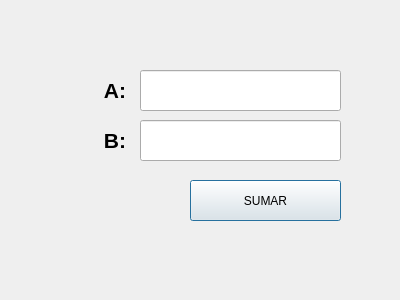
Above: unidad 4/P4_TranspasoInfoVentanas/Ejemplo 2/Second_RecepcionInfo.ui from ManuelAlvi25/PIP_2025_1_Eq2 before the change. Below: the same form after it.
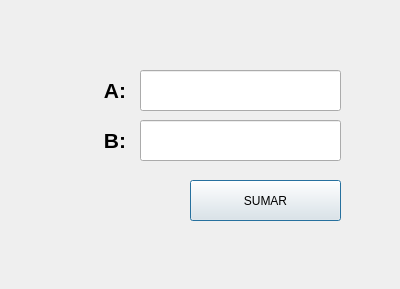
That is the form after the change. Icons and pictures are not drawn.

```diff
--- a/unidad 4/P4_TranspasoInfoVentanas/Ejemplo 2/Second_RecepcionInfo.ui
+++ b/unidad 4/P4_TranspasoInfoVentanas/Ejemplo 2/Second_RecepcionInfo.ui
@@ -7,7 +7,7 @@
     <x>0</x>
     <y>0</y>
     <width>400</width>
-    <height>300</height>
+    <height>289</height>
    </rect>
   </property>
   <property name="windowTitle">
```
Left out of the diff: 61 changed lines with no effect on the pictures.
